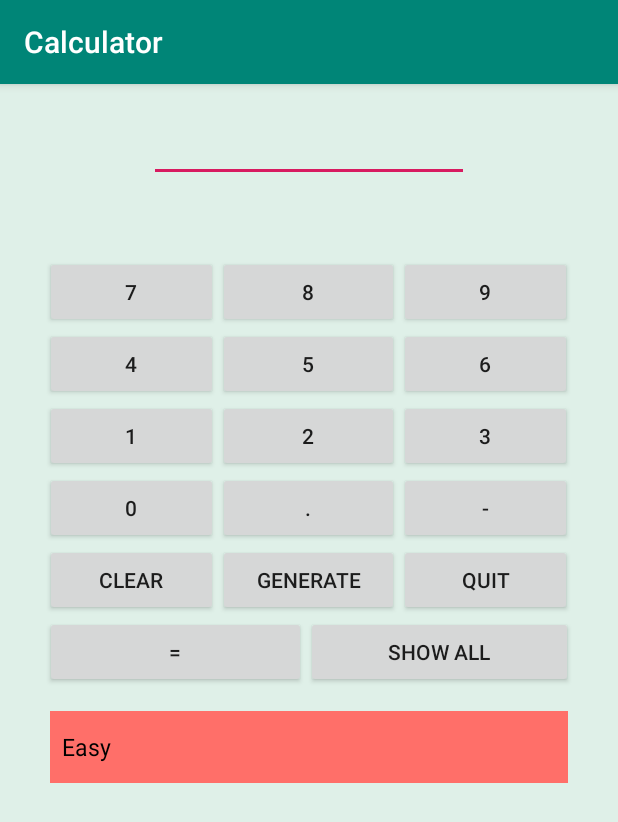
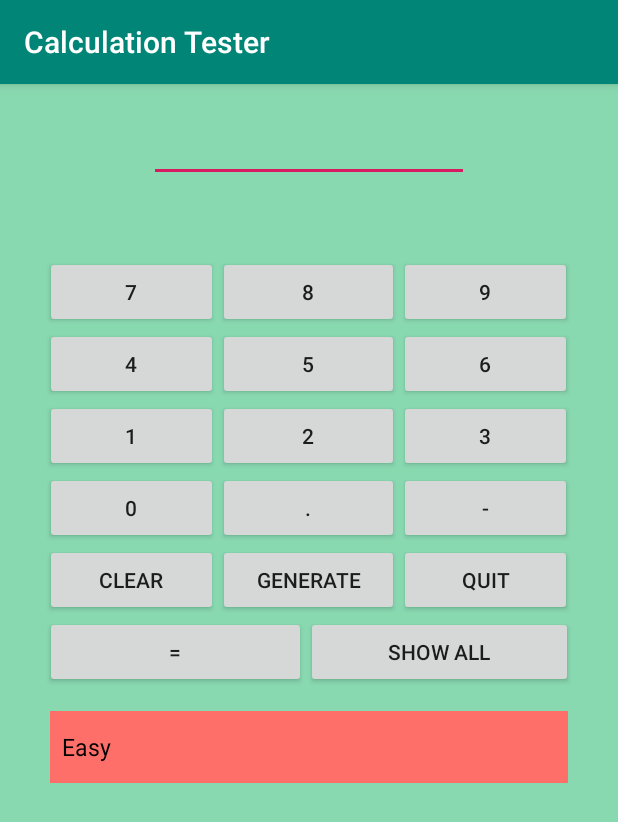
Before and after one commit to SahilGogna/Android-Calculator, an Android app: the screen it shows after launch (MainActivity), on a phone screen of 412 x 824 dp. Shown: the top 822 px of the screen. Run offline under Robolectric (Android 15) with nearby library versions, the phone set to English and light mode, and no system bars.

Commit message:
Minor bug fixes

```diff
--- a/app/src/main/res/layout/activity_main.xml
+++ b/app/src/main/res/layout/activity_main.xml
@@ -6,7 +6,7 @@
     android:layout_width="match_parent"
     android:layout_height="match_parent"
     tools:context=".MainActivity"
-    android:background="#dff0e8">
+    android:background="#88d8b0">
 
 
     <LinearLayout
@@ -58,9 +58,10 @@
 
             <Button
                 android:id="@+id/seven"
-                android:text="@string/seven">
+                android:text="@string/seven"
+                >
+            </Button>
 
-            </Button>
             <Button
                 android:id="@+id/eight"
                 android:text="@string/eight"></Button>
@@ -76,7 +77,8 @@
             android:layout_weight="1">
             <Button
                 android:id="@+id/four"
-                android:text="@string/four"></Button>
+                android:text="@string/four"
+                ></Button>
             <Button
                 android:id="@+id/five"
                 android:text="@string/five"></Button>
@@ -114,7 +116,8 @@
                 android:text="@string/dot"></Button>
             <Button
                 android:id="@+id/dash"
-                android:text="@string/dash"></Button>
+                android:text="@string/dash"
+                ></Button>
         </TableRow>
 
         <TableRow
--- a/app/src/main/res/values/strings.xml
+++ b/app/src/main/res/values/strings.xml
@@ -1,5 +1,5 @@
 <resources>
-    <string name="app_name">Calculator</string>
+    <string name="app_name">Calculation Tester</string>
     <string name="seven">7</string>
     <string name="eight">8</string>
     <string name="nine">9</string>
```
Also changed, not shown: app/src/main/java/com/example/sahilgogna/calculator/CalculateResult.java (+9 -2 lines), app/src/main/res/values/styles.xml (+8 -0 lines).
